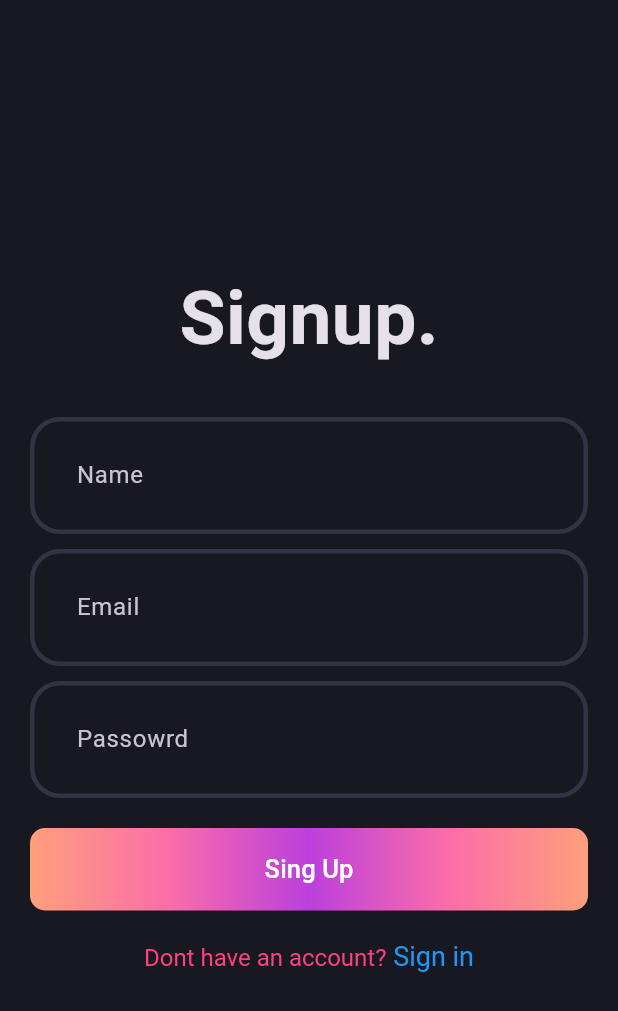
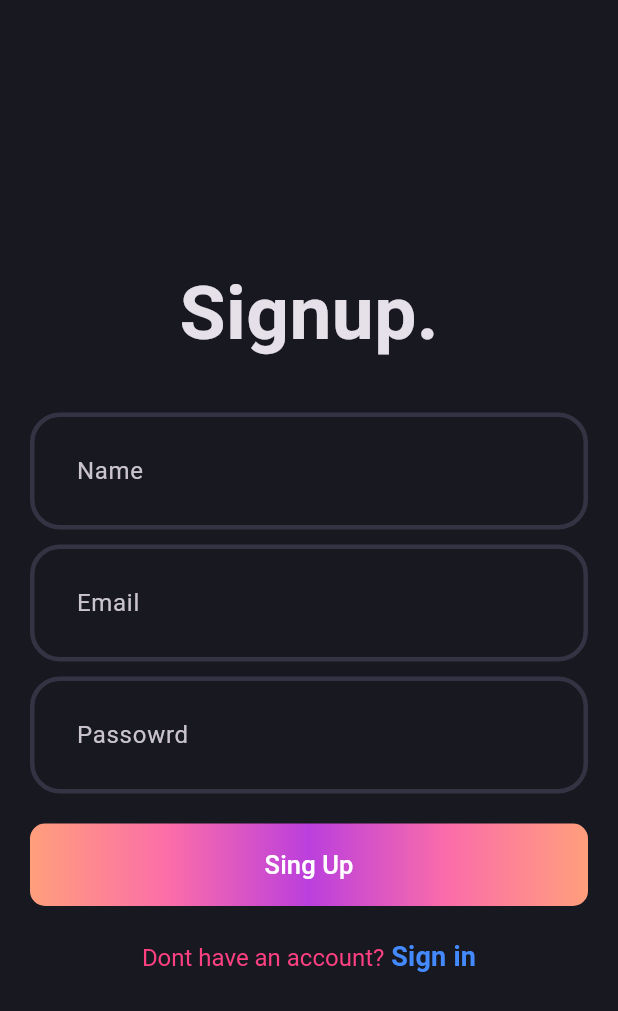
Before and after one commit to dipu280/blog_app, a Flutter app: the screen it shows after launch, on a phone screen of 412 x 824 dp. Shown: the top 1011 px of the screen. Run offline on Flutter 3.47's test engine with Material 3 defaults, Android fonts, the phone set to English and light mode, and no system bars.

Commit message:
Changes to be committed: 	modified:   .vscode/settings.json 	modified:   lib/features/auth/presentation/pages/signup_page.dart

```diff
--- a/lib/features/auth/presentation/pages/signup_page.dart
+++ b/lib/features/auth/presentation/pages/signup_page.dart
@@ -38,19 +38,20 @@ class _SignupPageState extends State<SignupPage> {
                  const AuthGradientButton(),
                  const SizedBox(height: 20,),
                  RichText(
-                  text: const TextSpan(
+                  text:  TextSpan(
                     text: 'Dont have an account?',
-                    style: TextStyle(
+                    style:const TextStyle(
                       fontSize: 16,
                       color: Colors.pinkAccent,
                     ),
                     children: [
                       TextSpan(
                         text: ' Sign in',
-                        style: TextStyle(
+
+                        style:Theme.of(context).textTheme.titleMedium ?.copyWith(
                           fontSize: 18,
-                          color: Colors.blue,
-                        ),
+                          color: Colors.blueAccent                                                                                                                                                                                                                               ,
+                          fontWeight: FontWeight.bold),
                       ),
                     ],
                   ),
```
